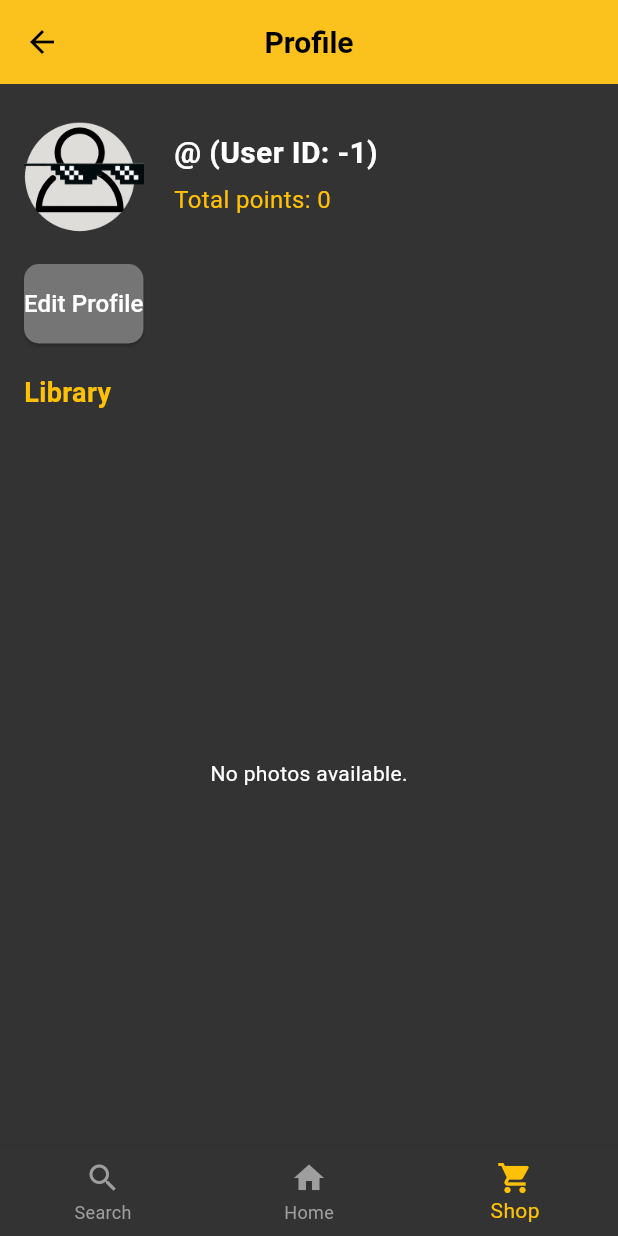
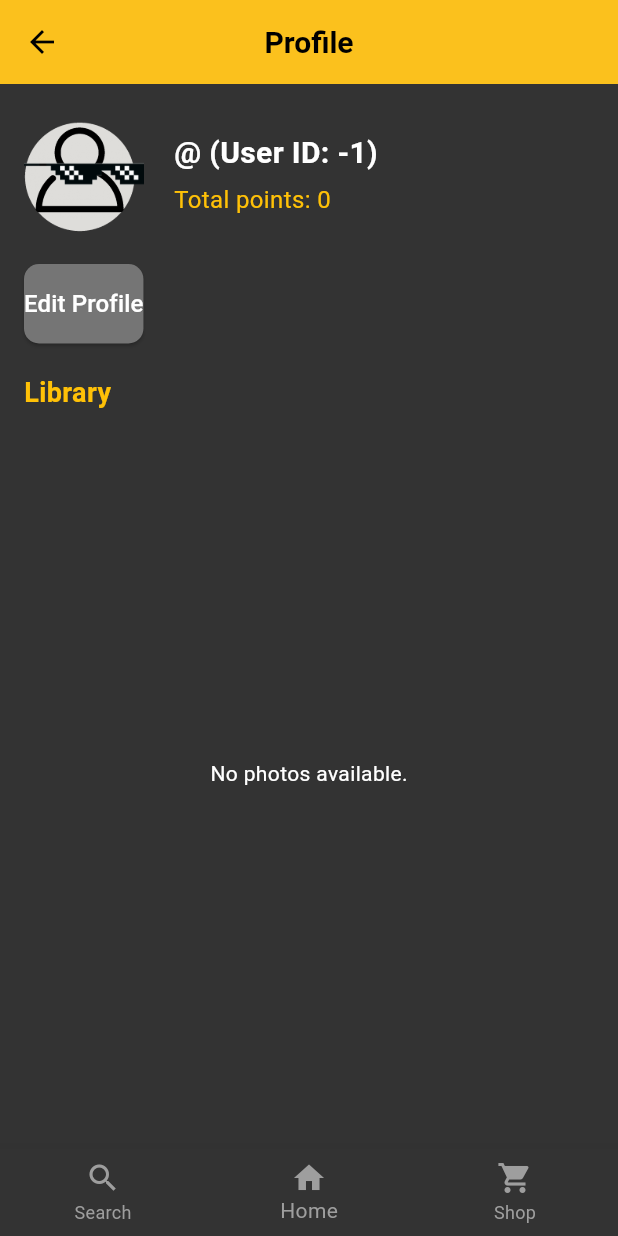
Before and after one commit to Panagiotis-Magos/Goaldigger, a Flutter app: the ProfileScreen screen opened by its route, on a phone screen of 412 x 824 dp. Run offline on Flutter 3.47's test engine with Material 3 defaults, Android fonts, the light colour scheme and no system bars; our stand-ins replace camera, fl_chart, geolocator, sqflite; accounts and stored records are empty; statements that could not run were skipped.

Commit message:
minor change to profile bottom bar

```diff
--- a/lib/screens/profile.dart
+++ b/lib/screens/profile.dart
@@ -165,8 +165,8 @@ class _ProfileScreenState extends State<ProfileScreen> {
         ),
       ),
       bottomNavigationBar: BottomNavigationBar(
-        currentIndex: 2, // Profile tab is selected
-        selectedItemColor: Colors.amber,
+        currentIndex: 1, // No tab should be selected, yet we have to select one or it crashes
+        selectedItemColor: Colors.grey, //solution - set everything to be the same colour
         unselectedItemColor: Colors.grey,
         onTap: (index) {
           switch (index) {
```
